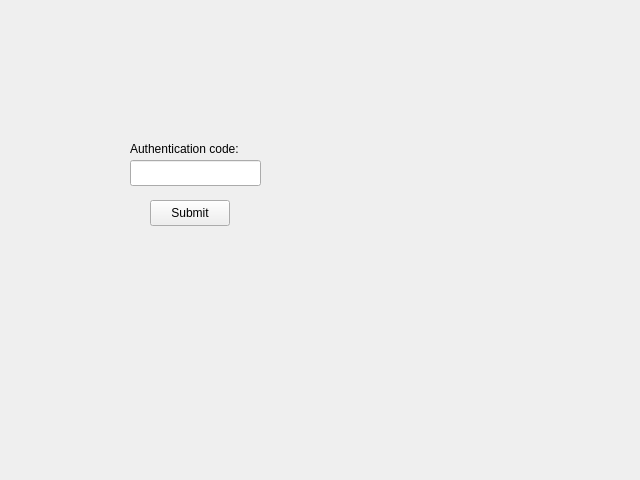
This is client/forms/authenticationcode.ui in Eric-dot-png/Project-OOM as Qt 5 draws it before an edit. The edited form follows.
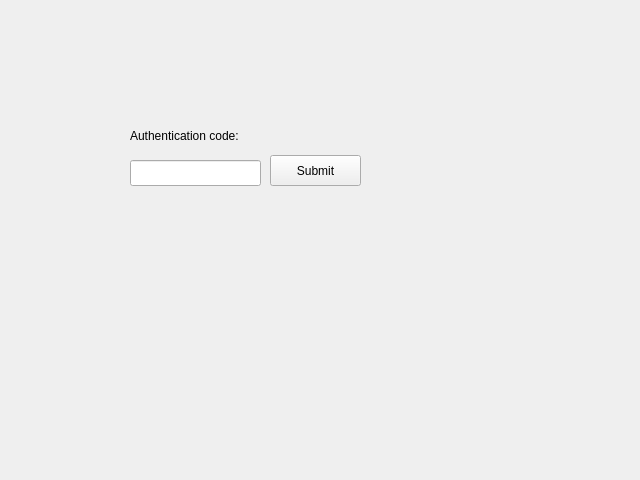
This is the edited form.

What changed in the file:
```diff
--- a/client/forms/authenticationcode.ui
+++ b/client/forms/authenticationcode.ui
@@ -27,9 +27,9 @@
    <property name="geometry">
     <rect>
      <x>130</x>
-     <y>140</y>
-     <width>131</width>
-     <height>18</height>
+     <y>120</y>
+     <width>141</width>
+     <height>31</height>
     </rect>
    </property>
    <property name="text">
@@ -39,10 +39,10 @@
   <widget class="QPushButton" name="submitButton">
    <property name="geometry">
     <rect>
-     <x>150</x>
-     <y>200</y>
-     <width>80</width>
-     <height>26</height>
+     <x>270</x>
+     <y>155</y>
+     <width>91</width>
+     <height>31</height>
     </rect>
    </property>
    <property name="cursor">
@@ -55,8 +55,8 @@
   <widget class="QLabel" name="authFailedLabel">
    <property name="geometry">
     <rect>
-     <x>280</x>
-     <y>140</y>
+     <x>130</x>
+     <y>190</y>
      <width>161</width>
      <height>71</height>
     </rect>
```
